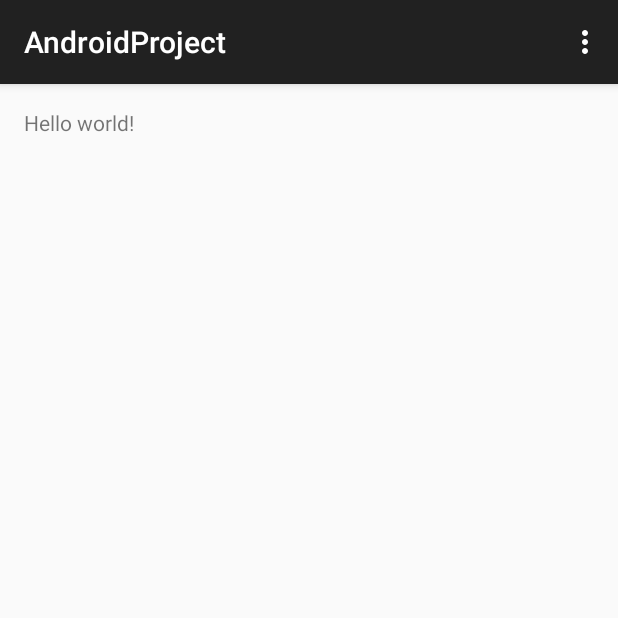
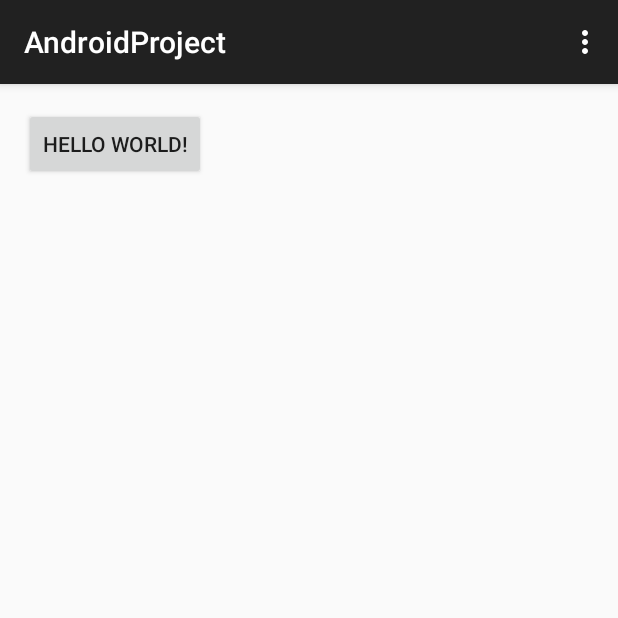
Before and after one commit to workSbase/myWork, an Android app: the screen it shows after launch (MainActivity), on a phone screen of 412 x 824 dp, the top half of it. Run offline under Robolectric (Android 15) with nearby library versions, the phone set to English and light mode, and no system bars.

Commit message:
修改了 Xml 中和 activity 中的内容,为每一个Button注册了点击事件

```diff
--- a/app/src/main/java/com/lenovo/MainActivity.java
+++ b/app/src/main/java/com/lenovo/MainActivity.java
@@ -4,14 +4,28 @@ import android.support.v7.app.ActionBarActivity;
 import android.os.Bundle;
 import android.view.Menu;
 import android.view.MenuItem;
+import android.view.View;
+import android.widget.Button;
+import android.widget.RelativeLayout;
 
 
-public class MainActivity extends ActionBarActivity {
+public class MainActivity extends ActionBarActivity implements View.OnClickListener {
 
     @Override
     protected void onCreate(Bundle savedInstanceState) {
         super.onCreate(savedInstanceState);
         setContentView(R.layout.activity_main);
+        /**
+         * 这个地方设置了,该布局中只要是Button的控件,将全部注册点击事件,
+         *
+         */
+        RelativeLayout relativeLayout = (RelativeLayout) findViewById(R.id.myLayout);
+        for (int i = 0; i < relativeLayout.getChildCount(); i++) {
+            View view = relativeLayout.getChildAt(i);
+            if (view instanceof Button) {
+                view.setOnClickListener(this);
+            }
+        }
     }
 
     @Override
@@ -35,4 +49,9 @@ public class MainActivity extends ActionBarActivity {
 
         return super.onOptionsItemSelected(item);
     }
+
+    @Override
+    public void onClick(View v) {
+
+    }
 }
--- a/app/src/main/res/layout/activity_main.xml
+++ b/app/src/main/res/layout/activity_main.xml
@@ -1,11 +1,17 @@
 <RelativeLayout xmlns:android="http://schemas.android.com/apk/res/android"
-    xmlns:tools="http://schemas.android.com/tools" android:layout_width="match_parent"
-    android:layout_height="match_parent" android:paddingLeft="@dimen/activity_horizontal_margin"
+    xmlns:tools="http://schemas.android.com/tools"
+    android:id="@+id/myLayout"
+    android:layout_width="match_parent"
+    android:layout_height="match_parent"
+    android:paddingBottom="@dimen/activity_vertical_margin"
+    android:paddingLeft="@dimen/activity_horizontal_margin"
     android:paddingRight="@dimen/activity_horizontal_margin"
     android:paddingTop="@dimen/activity_vertical_margin"
-    android:paddingBottom="@dimen/activity_vertical_margin" tools:context=".MainActivity">
+    tools:context=".MainActivity">
 
-    <TextView android:text="@string/hello_world" android:layout_width="wrap_content"
-        android:layout_height="wrap_content" />
+    <Button
+        android:layout_width="wrap_content"
+        android:layout_height="wrap_content"
+        android:text="@string/hello_world" />
 
 </RelativeLayout>
```
